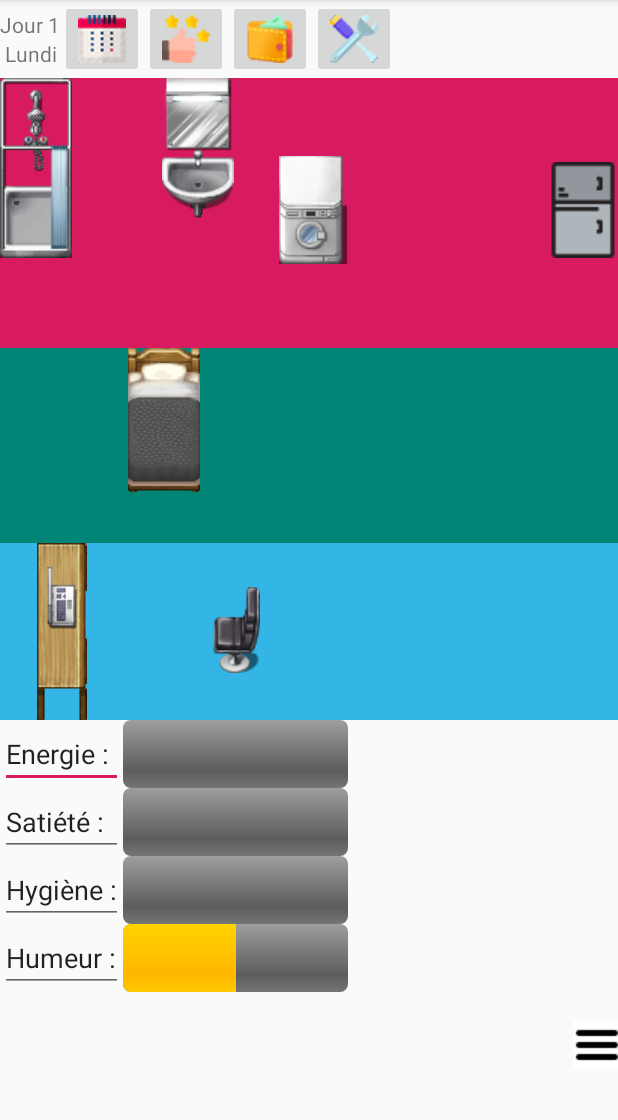
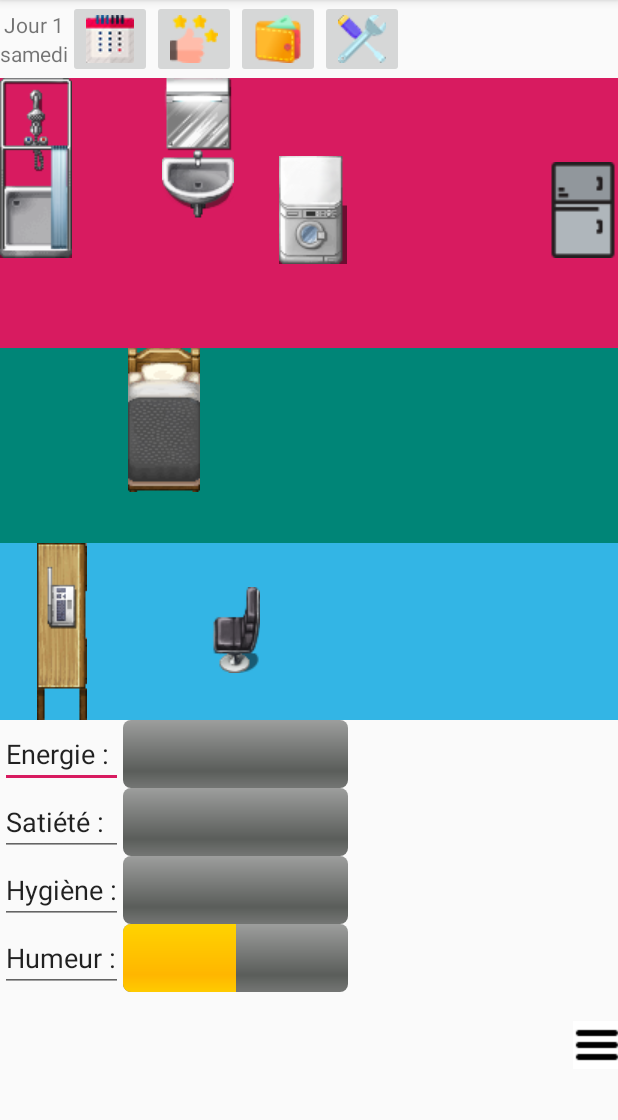
Before and after one commit to phindette/IFLIFE-rendu, an Android app: the screen it shows after launch (ChambreActivity), on a phone screen of 412 x 824 dp, the part 84-1204 px from its top. Run offline under Robolectric (Android 15) with nearby library versions, the phone set to English and light mode, and no system bars.

Commit message:
j'ai remis le bon affichage

```diff
--- a/app/src/main/java/com/example/myapplication/ChambreActivity.java
+++ b/app/src/main/java/com/example/myapplication/ChambreActivity.java
@@ -68,7 +68,7 @@ public class ChambreActivity extends AppCompatActivity {
                             @Override
                             public void run() {
                                 //UPDATE DE LA DATE
-                               // nomJournee.setText(application.getCalendrier().getJour());
+                                nomJournee.setText(application.getCalendrier().getJour());
                                 numeroJour.setText("Jour "+application.getCalendrier().getJourDuMois());
 
                                 //UPDATE DES PROGRESS BAR
```
